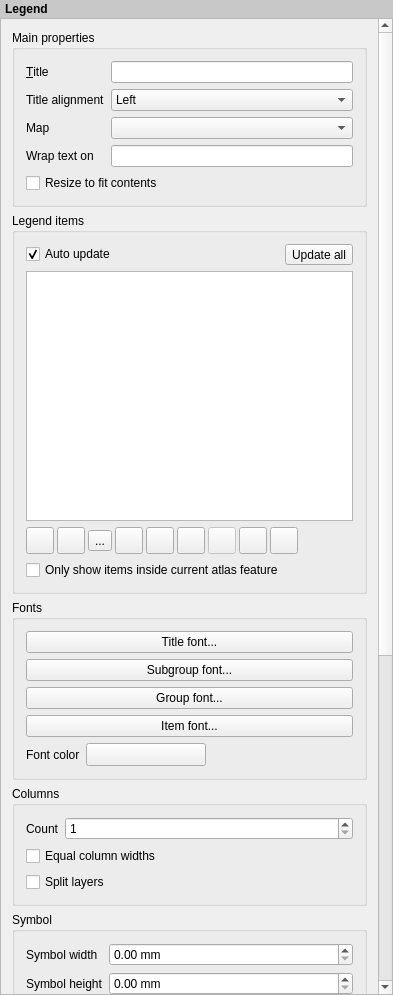
The window that src/ui/composer/qgscomposerlegendwidgetbase.ui (carsmie/QGIS) describes before a commit, drawn with Qt 5.
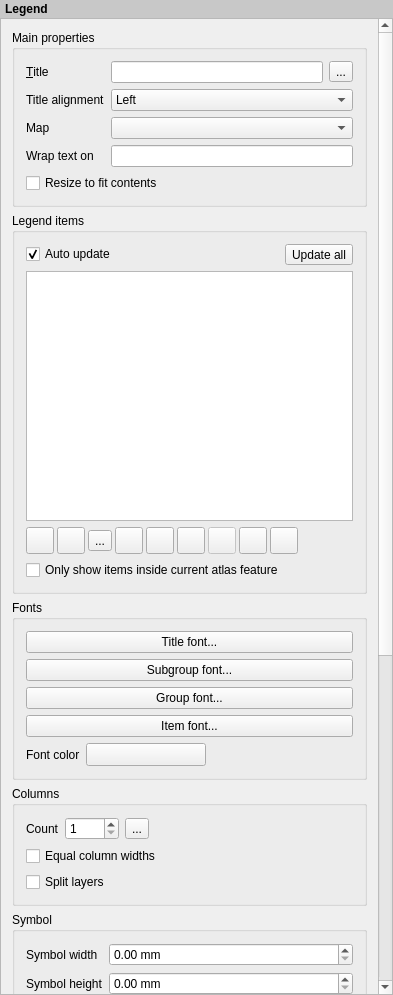
The same window after the commit. Icons and pictures are not drawn. Custom widgets are drawn as their Qt base class.

Commit message:
[FEATURE][composer] Data defined legend titles and column count
(fix #11913)

```diff
--- a/src/ui/composer/qgscomposerlegendwidgetbase.ui
+++ b/src/ui/composer/qgscomposerlegendwidgetbase.ui
@@ -83,13 +83,7 @@
          <property name="collapsed" stdset="0">
           <bool>false</bool>
          </property>
-         <layout class="QFormLayout" name="formLayout">
-          <property name="fieldGrowthPolicy">
-           <enum>QFormLayout::AllNonFixedFieldsGrow</enum>
-          </property>
-          <property name="labelAlignment">
-           <set>Qt::AlignLeading|Qt::AlignLeft|Qt::AlignVCenter</set>
-          </property>
+         <layout class="QGridLayout" name="gridLayout_2">
           <item row="0" column="0">
            <widget class="QLabel" name="mTitleLabel">
             <property name="text">
@@ -100,8 +94,12 @@
             </property>
            </widget>
           </item>
-          <item row="0" column="1">
-           <widget class="QLineEdit" name="mTitleLineEdit"/>
+          <item row="1" column="0">
+           <widget class="QLabel" name="label_15">
+            <property name="text">
+             <string>Title alignment</string>
+            </property>
+           </widget>
           </item>
           <item row="2" column="0">
            <widget class="QLabel" name="mMapLabel">
@@ -110,8 +108,12 @@
             </property>
            </widget>
           </item>
-          <item row="2" column="1">
-           <widget class="QgsComposerItemComboBox" name="mMapComboBox"/>
+          <item row="5" column="0" colspan="2">
+           <widget class="QCheckBox" name="mCheckboxResizeContents">
+            <property name="text">
+             <string>Resize to fit contents</string>
+            </property>
+           </widget>
           </item>
           <item row="3" column="0">
            <widget class="QLabel" name="label">
@@ -120,21 +122,17 @@
             </property>
            </widget>
           </item>
-          <item row="3" column="1">
-           <widget class="QLineEdit" name="mWrapCharLineEdit">
-            <property name="frame">
-             <bool>true</bool>
-            </property>
-           </widget>
+          <item row="0" column="1">
+           <widget class="QLineEdit" name="mTitleLineEdit"/>
           </item>
-          <item row="1" column="0">
-           <widget class="QLabel" name="label_15">
+          <item row="0" column="2">
+           <widget class="QgsDataDefinedButtonV2" name="mLegendTitleDDBtn">
             <property name="text">
-             <string>Title alignment</string>
+             <string>...</string>
             </property>
            </widget>
           </item>
-          <item row="1" column="1">
+          <item row="1" column="1" colspan="2">
            <widget class="QComboBox" name="mTitleAlignCombo">
             <item>
              <property name="text">
@@ -153,10 +151,13 @@
             </item>
            </widget>
           </item>
-          <item row="4" column="0" colspan="2">
-           <widget class="QCheckBox" name="mCheckboxResizeContents">
-            <property name="text">
-             <string>Resize to fit contents</string>
+          <item row="2" column="1" colspan="2">
+           <widget class="QgsComposerItemComboBox" name="mMapComboBox"/>
+          </item>
+          <item row="3" column="1" colspan="2">
+           <widget class="QLineEdit" name="mWrapCharLineEdit">
+            <property name="frame">
+             <bool>true</bool>
             </property>
            </widget>
           </item>
@@ -550,21 +551,8 @@
          <property name="collapsed" stdset="0">
           <bool>true</bool>
          </property>
-         <layout class="QFormLayout" name="formLayout_2">
-          <property name="fieldGrowthPolicy">
-           <enum>QFormLayout::AllNonFixedFieldsGrow</enum>
-          </property>
-          <property name="labelAlignment">
-           <set>Qt::AlignLeading|Qt::AlignLeft|Qt::AlignVCenter</set>
-          </property>
-          <item row="1" column="0">
-           <widget class="QLabel" name="label_2">
-            <property name="text">
-             <string>Count</string>
-            </property>
-           </widget>
-          </item>
-          <item row="1" column="1">
+         <layout class="QGridLayout" name="gridLayout_3">
+          <item row="0" column="1">
            <widget class="QgsSpinBox" name="mColumnCountSpinBox">
             <property name="prefix">
              <string/>
@@ -577,14 +565,41 @@
             </property>
            </widget>
           </item>
-          <item row="3" column="0" colspan="2">
+          <item row="0" column="0">
+           <widget class="QLabel" name="label_2">
+            <property name="text">
+             <string>Count</string>
+            </property>
+           </widget>
+          </item>
+          <item row="0" column="2">
+           <widget class="QgsDataDefinedButtonV2" name="mColumnsDDBtn">
+            <property name="text">
+             <string>...</string>
+            </property>
+           </widget>
+          </item>
+          <item row="0" column="3">
+           <spacer name="horizontalSpacer_5">
+            <property name="orientation">
+             <enum>Qt::Horizontal</enum>
+            </property>
+            <property name="sizeHint" stdset="0">
+             <size>
+              <width>40</width>
+              <height>20</height>
+             </size>
+            </property>
+           </spacer>
+          </item>
+          <item row="2" column="0" colspan="4">
            <widget class="QCheckBox" name="mEqualColumnWidthCheckBox">
             <property name="text">
              <string>Equal column widths</string>
             </property>
            </widget>
           </item>
-          <item row="4" column="0" colspan="2">
+          <item row="3" column="0" colspan="4">
            <widget class="QCheckBox" name="mSplitLayerCheckBox">
             <property name="toolTip">
              <string>Allow splitting layer items into multiple columns.</string>
@@ -1013,18 +1028,17 @@
  </widget>
  <layoutdefault spacing="6" margin="11"/>
  <customwidgets>
-  <customwidget>
-   <class>QgsCollapsibleGroupBoxBasic</class>
-   <extends>QGroupBox</extends>
-   <header>qgscollapsiblegroupbox.h</header>
-   <container>1</container>
-  </customwidget>
   <customwidget>
    <class>QgsColorButton</class>
    <extends>QToolButton</extends>
    <header>qgscolorbutton.h</header>
    <container>1</container>
   </customwidget>
+  <customwidget>
+   <class>QgsDataDefinedButtonV2</class>
+   <extends>QToolButton</extends>
+   <header>qgsdatadefinedbuttonv2.h</header>
+  </customwidget>
   <customwidget>
    <class>QgsDoubleSpinBox</class>
    <extends>QDoubleSpinBox</extends>
@@ -1035,6 +1049,12 @@
    <extends>QSpinBox</extends>
    <header>qgsspinbox.h</header>
   </customwidget>
+  <customwidget>
+   <class>QgsCollapsibleGroupBoxBasic</class>
+   <extends>QGroupBox</extends>
+   <header location="global">qgscollapsiblegroupbox.h</header>
+   <container>1</container>
+  </customwidget>
   <customwidget>
    <class>QgsComposerItemComboBox</class>
    <extends>QComboBox</extends>
```
Left out of the diff: 3 changed lines with no effect on the pictures. The commit also changes 8 other files.
